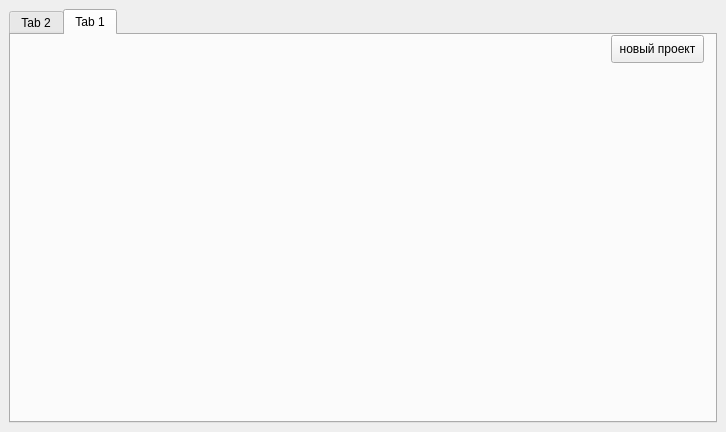
First picture: the form in client/include/mainwindow.ui, repository cowboymalboro1884/MessLess, before the edit.
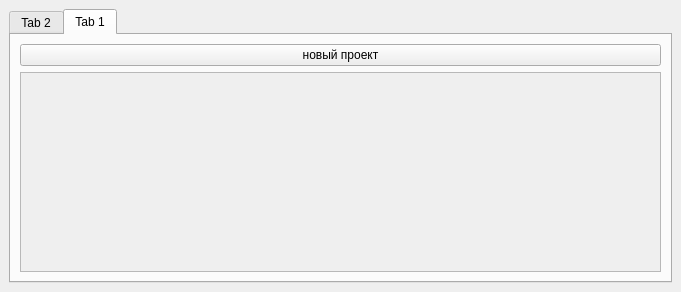
Second picture: the form after the edit.

What changed in the file:
```diff
--- a/client/include/mainwindow.ui
+++ b/client/include/mainwindow.ui
@@ -6,16 +6,16 @@
    <rect>
     <x>0</x>
     <y>0</y>
-    <width>726</width>
-    <height>432</height>
+    <width>681</width>
+    <height>292</height>
    </rect>
   </property>
   <property name="windowTitle">
    <string>MainWindow</string>
   </property>
   <widget class="QWidget" name="centralwidget">
-   <layout class="QVBoxLayout" name="verticalLayout">
-    <item>
+   <layout class="QGridLayout" name="gridLayout_2">
+    <item row="0" column="0">
      <widget class="QTabWidget" name="tabWidget">
       <property name="styleSheet">
        <string notr="true">QTabWidget:tab-bar
@@ -44,19 +44,40 @@
        <attribute name="title">
         <string>Tab 1</string>
        </attribute>
+       <layout class="QVBoxLayout" name="verticalLayout">
+        <item>
        <widget class="QPushButton" name="newProjetButton">
+          <property name="text">
+           <string>новый проект</string>
+          </property>
+         </widget>
+        </item>
+        <item>
+         <widget class="QScrollArea" name="scrollArea">
+          <property name="widgetResizable">
+           <bool>true</bool>
+          </property>
+          <widget class="QWidget" name="scrollAreaWidgetContents">
         <property name="geometry">
          <rect>
-          <x>600</x>
+             <x>0</x>
           <y>0</y>
-          <width>93</width>
-          <height>28</height>
-         </rect>
-        </property>
-        <property name="text">
-         <string>новый проект</string>
-        </property>
-       </widget>
+             <width>629</width>
+             <height>182</height>
+            </rect>
+           </property>
+           <layout class="QFormLayout" name="formLayout">
+            <property name="labelAlignment">
+             <set>Qt::AlignCenter</set>
+            </property>
+            <item row="0" column="0" colspan="2">
+             <layout class="QVBoxLayout" name="project_lay"/>
+            </item>
+           </layout>
+          </widget>
+         </widget>
+        </item>
+       </layout>
       </widget>
      </widget>
     </item>
```
Lines whose indentation alone changed are shown as unchanged.
